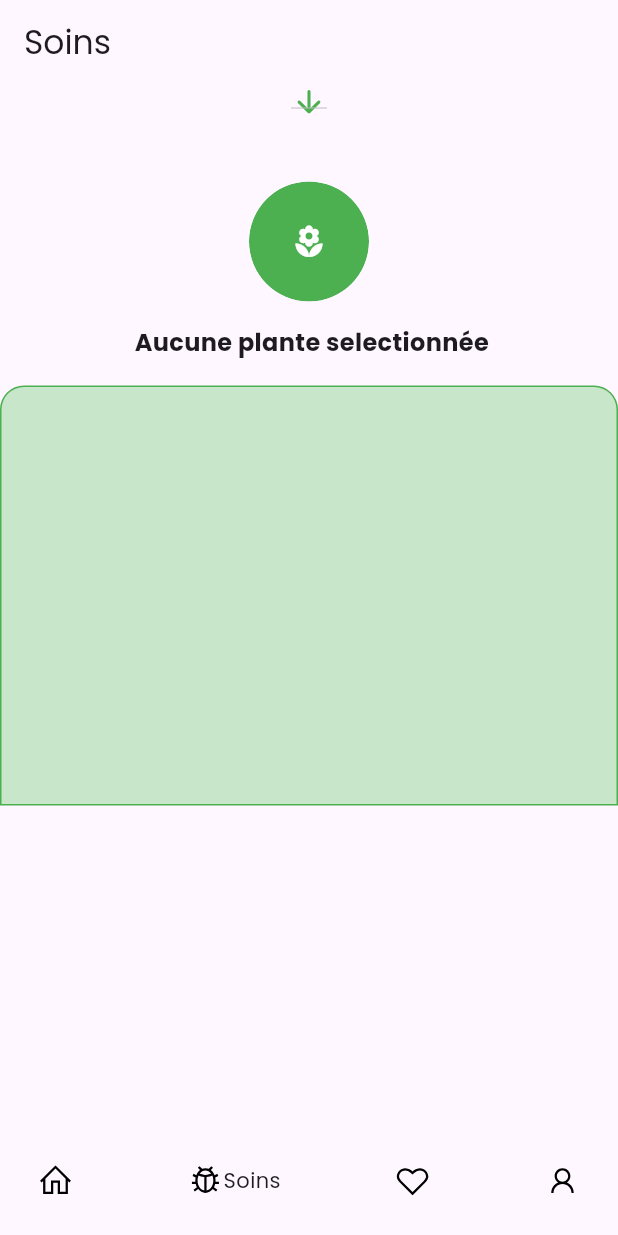
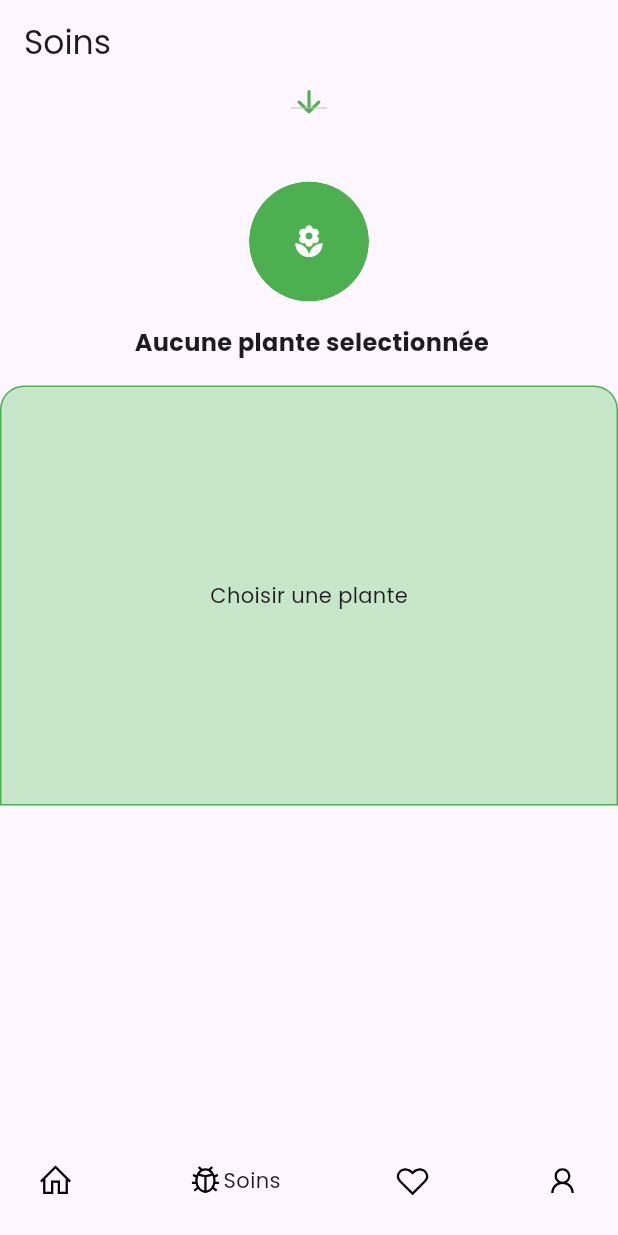
Before and after one commit to GhanyouADAM/BloomBuddy, a Flutter app: the CarePage screen opened by its route, on a phone screen of 412 x 824 dp. Run offline on Flutter 3.47's test engine with Material 3 defaults, Android fonts, the light colour scheme and no system bars; drawn by our look-alikes of flutter_animate, google_nav_bar; our stand-ins replace dart_mappable, flutter_local_notifications, flutter_riverpod, flutter_timezone, go_router, google_fonts and 5 more; missing offline and left inert: chip_list; accounts and stored records are empty; generated files the repository leaves out were written again.

Commit message:
added the care feature

```diff
--- a/bloom_buddy/lib/src/core/notification_service.dart
+++ b/bloom_buddy/lib/src/core/notification_service.dart
@@ -123,9 +123,7 @@ class NotificationService {
   }) async {
     final tz.TZDateTime scheduledDate = tz.TZDateTime.now(
       tz.local,
-    ).add(Duration(days: interval));
-    // debugPrint("Entrée dans la methode");
-    // debugPrint('Scheduling notification: $careId, $title, $body, $interval');
+    ).add(Duration(seconds: interval));
 
     await flutterLocalNotificationsPlugin.zonedSchedule(
       careId.hashCode,
--- a/bloom_buddy/lib/src/features/care_records/presentation/pages/care_page.dart
+++ b/bloom_buddy/lib/src/features/care_records/presentation/pages/care_page.dart
@@ -1,6 +1,9 @@
 import 'package:bloom_buddy/src/core/async_widget.dart';
+import 'package:bloom_buddy/src/core/loading_widget.dart';
+import 'package:bloom_buddy/src/core/notification_service.dart';
 import 'package:bloom_buddy/src/core/theme/app_borders.dart';
 import 'package:bloom_buddy/src/core/theme/app_spacing.dart';
+import 'package:bloom_buddy/src/features/care_records/domain/entities/care_requirements.dart';
 import 'package:bloom_buddy/src/features/care_records/presentation/controller/providers.dart';
 import 'package:bloom_buddy/src/features/plants/view/controllers/plant_controller.dart';
 import 'package:flutter/material.dart';
@@ -15,17 +18,55 @@ class CarePage extends ConsumerStatefulWidget {
 }
 
 class _CarePageState extends ConsumerState<CarePage> {
+  dynamic _processingCareId;
+  final NotificationService notificationService = NotificationService();
+  void newCareRecord(CareRequirements careRequirement) async {
+    try {
+      setState(() {
+        _processingCareId = careRequirement.careId;
+      });
+      //Ajoute avant tout un record pour l'action de soin effectué
+      await ref
+          .read(supabaseCareRequirementsRepositoryProvider)
+          .registerCareRecord(careRequirement.careId);
+
+      //annule la notification créée a la acreation de la condition de soins
+      await notificationService.cancelNotification(careRequirement.careId);
+
+      //et enfin programme la prochaine notification pour la même durée
+      await notificationService.advancedScheduledNotifications(
+        careId: careRequirement.careId,
+        title: 'Nouveau rappel pour ${careRequirement.careType} ',
+        body: 'Votre prochain soin est ${careRequirement.careFrequency} jours',
+        interval: careRequirement.careFrequency,
+      );
+      if (mounted) {
+        ScaffoldMessenger.of(context).showSnackBar(
+          SnackBar(
+            content: Text('Confirmation du soin enregistré avec succès !'),
+          ),
+        );
+      }
+    } catch (e) {
+      if (mounted) {
+        ScaffoldMessenger.of(context).showSnackBar(
+          SnackBar(content: Text('Erreur lors de la confirmation : $e')),
+        );
+      }
+    } finally {
+      setState(() {
+        _processingCareId = null;
+      });
+    }
+  }
+
   @override
   Widget build(BuildContext context) {
     final asyncPlants = ref.watch(plantStreamProvider);
     final selectedPlant = ref.watch(selectedPlantProvider);
-    if (selectedPlant != null) {
-      final asyncCareRequirements = ref.watch(
-        careRequirementsStreamProvider(selectedPlant.plantId),
-      );
-    } else {
-      final asyncCareRequirements = null;
-    }
+    final asyncCareRequirements = selectedPlant != null
+        ? ref.watch(careRequirementsStreamProvider(selectedPlant.plantId))
+        : null;
     return Scaffold(
       appBar: AppBar(title: Text('Soins')),
       body: Column(
@@ -101,7 +142,33 @@ class _CarePageState extends ConsumerState<CarePage> {
                 topRight: Radius.circular(AppBorders.radiusMedium),
               ),
             ),
-            child: Wrap(),
+            //Le contenu du container bas affiche la liste des boutons si une plante est selectionnée
+            child: selectedPlant != null
+                ? AsyncValueWidget(
+                    value: asyncCareRequirements!,
+                    data: (data) {
+                      return ListView.builder(
+                        scrollDirection: Axis.horizontal,
+                        itemCount: data.length,
+                        itemBuilder: (context, index) {
+                          final careRequirement = data[index];
+                          final isThisOneLoading =
+                              _processingCareId == careRequirement.careId;
+                          return ElevatedButton(
+                            onPressed: _processingCareId! - null
+                                ? null
+                                : () {
+                                    newCareRecord(careRequirement);
+                                  },
+                            child: isThisOneLoading
+                                ? LoadingWidget()
+                                : Text(careRequirement.careType),
+                          );
+                        },
+                      );
+                    },
+                  )
+                : Center(child: Text('Choisir une plante')),
           ),
         ],
       ),
--- a/bloom_buddy/lib/src/features/plants/view/widgets/liked_plant_item.dart
+++ b/bloom_buddy/lib/src/features/plants/view/widgets/liked_plant_item.dart
@@ -35,7 +35,10 @@ class LikedPlantItem extends ConsumerWidget {
         child: Container(
           decoration: BoxDecoration(
             gradient: LinearGradient(
-              colors: [Colors.white, Colors.green.shade50.withOpacity(0.3)],
+              colors: [
+                Colors.white,
+                Colors.green.shade50.withValues(alpha: 0.3),
+              ],
               begin: Alignment.topLeft,
               end: Alignment.bottomRight,
             ),
--- a/lib/src/core/app_borders.dart
+++ /dev/null
@@ -1,15 +0,0 @@
-import 'package:flutter/widgets.dart';
-
-class AppBorders {
-  AppBorders._();
-
-  static const double radiusSmall = 8.0;
-  static const double radiusMedium = 16;
-  static const double radiusLarge = 24;
-
-  static final BorderRadius circularSmall = BorderRadius.circular(radiusSmall);
-  static final BorderRadius circularMedium = BorderRadius.circular(
-    radiusMedium,
-  );
-  static final BorderRadius circularLarge = BorderRadius.circular(radiusLarge);
-}
--- a/lib/src/core/app_spacing.dart
+++ /dev/null
@@ -1,10 +0,0 @@
-class AppSpacing {
-  AppSpacing._();
-  static const double xs = 4.0;
-  static const double sm = 8.0;
-  static const double md = 16.0;
-  static const double lg = 24.0;
-  static const double xl = 32.0;
-  static const double xxl = 40.0;
-  static const double xxxl = 48.0;
-}
```
